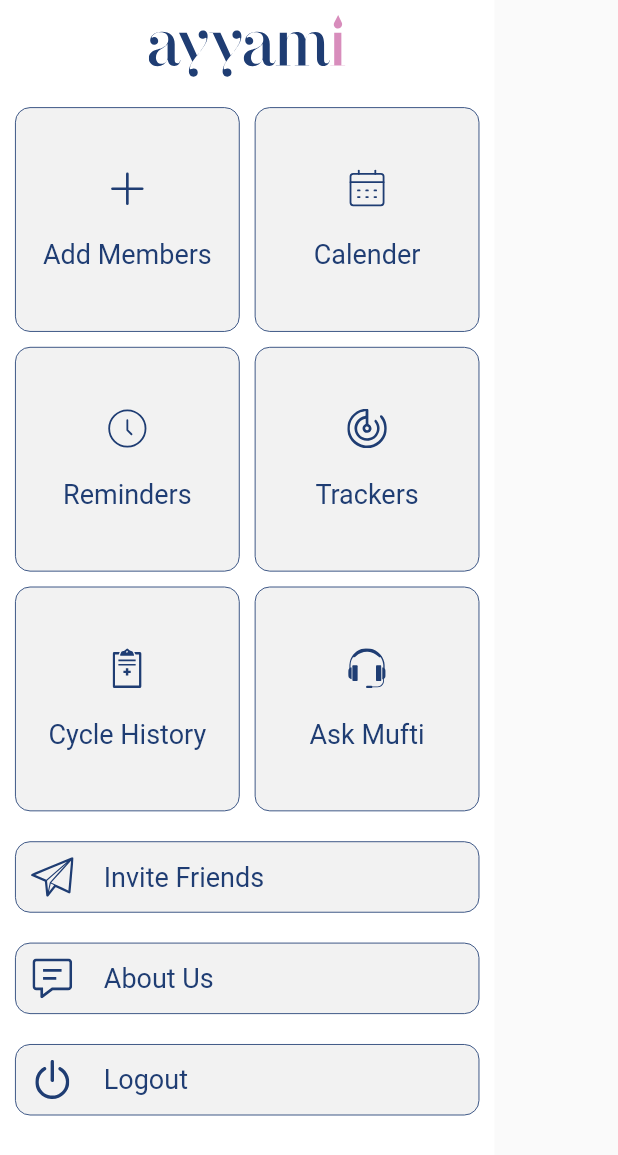
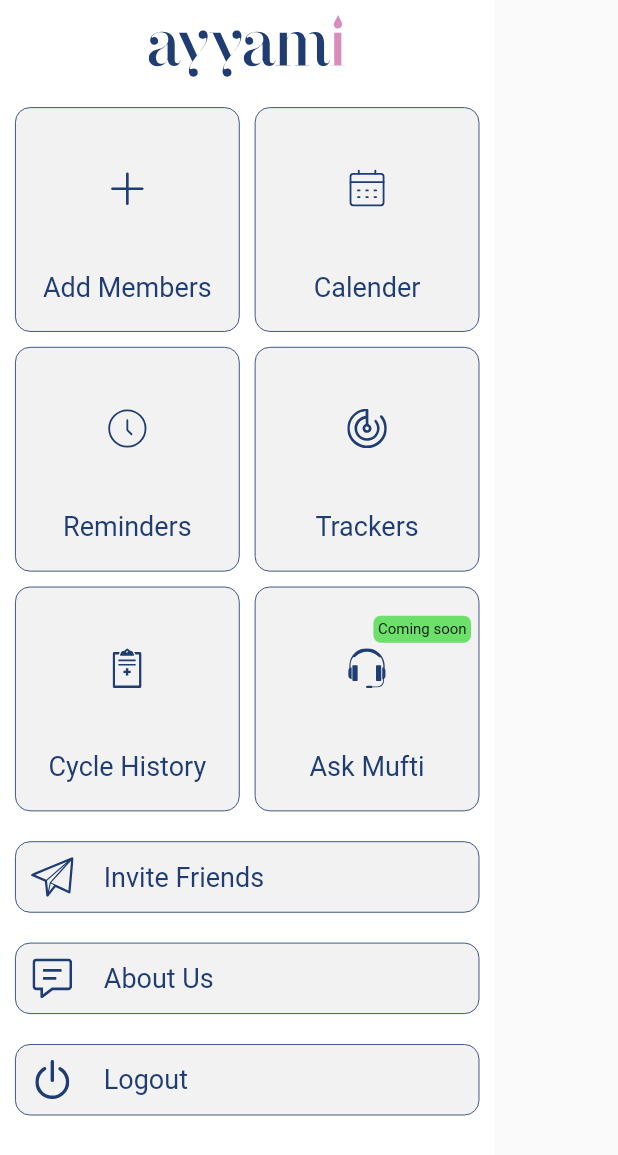
Before and after one commit to AnasReza/Ayyami_Application, a Flutter app: the SideBar widget shown alone on an empty page, opened directly, on a phone screen of 412 x 824 dp. Shown: the top 1155 px of the screen. Run offline on Flutter 3.47's test engine with Material 2 defaults, Android fonts, the phone set to English and light mode, and no system bars; our stand-ins replace cloud_firestore, dropdown_button2, firebase_auth, firebase_core, firebase_database, firebase_storage and 17 more; missing offline and left inert: flutter_background_service, hijri_picker, workmanager; accounts and stored records are empty.

```diff
--- a/lib/widgets/side_bar.dart
+++ b/lib/widgets/side_bar.dart
@@ -17,6 +17,7 @@ class SideBar extends StatelessWidget {
     AppImages.historyIcon,
     AppImages.askIcon
   ];
+  bool showComingSoon=false;
 
   @override
   Widget build(BuildContext context) {
@@ -25,7 +26,7 @@ class SideBar extends StatelessWidget {
       width: MediaQuery.of(context).size.width * 0.8,
       decoration: BoxDecoration(gradient: AppColors.backgroundGradient),
       height: double.infinity,
-      padding: EdgeInsets.only(left: 10, right: 10,top: 10),
+      padding: EdgeInsets.only(left: 10, right: 10, top: 10),
       child: SingleChildScrollView(
         child: Column(
           children: [
@@ -37,22 +38,35 @@ class SideBar extends StatelessWidget {
             const SizedBox(
               height: 20,
             ),
-            GridView.builder(shrinkWrap: true,
+            GridView.builder(
+              shrinkWrap: true,
               itemCount: textList.length,
               gridDelegate: const SliverGridDelegateWithFixedCrossAxisCount(
                   crossAxisCount: 2, crossAxisSpacing: 10.0, mainAxisSpacing: 10.0),
               itemBuilder: (BuildContext context, int index) {
-                return SideBarBox(textList[index], imageList[index]);
+                if(index==5){
+                  showComingSoon=true;
+                }else{
+                  showComingSoon=false;
+                }
+                return SideBarBox(textList[index], imageList[index],showComingSoon);
               },
             ),
-            const SizedBox(height: 20,),
-            SideBarBottomView('Invite Friends',AppImages.inviteIcon),
-          const SizedBox(height: 20,),
-            SideBarBottomView('About Us',AppImages.aboutIcon),
-            const SizedBox(height: 20,),
-            SideBarBottomView('Logout',AppImages.logoutIcon),
-            const SizedBox(height: 20,),
-
+            const SizedBox(
+              height: 20,
+            ),
+            SideBarBottomView('Invite Friends', AppImages.inviteIcon),
+            const SizedBox(
+              height: 20,
+            ),
+            SideBarBottomView('About Us', AppImages.aboutIcon),
+            const SizedBox(
+              height: 20,
+            ),
+            SideBarBottomView('Logout', AppImages.logoutIcon),
+            const SizedBox(
+              height: 20,
+            ),
           ],
         ),
       ),
--- a/lib/widgets/side_bar_box.dart
+++ b/lib/widgets/side_bar_box.dart
@@ -6,8 +6,9 @@ import '../constants/colors.dart';
 
 class SideBarBox extends StatelessWidget {
   String text, image;
+  bool showComingSoon;
 
-  SideBarBox(this.text, this.image, {super.key});
+  SideBarBox(this.text, this.image, this.showComingSoon, {super.key});
 
   @override
   Widget build(BuildContext context) {
@@ -26,11 +27,27 @@ class SideBarBox extends StatelessWidget {
           mainAxisAlignment: MainAxisAlignment.center,
           crossAxisAlignment: CrossAxisAlignment.center,
           children: [
-            SvgPicture.asset(
-              image,
-              width: 50.w,
-              height: 50.h,
-            ),
+            SizedBox(height:70,child:  Stack(alignment: Alignment.center,
+              children: [
+                Align(alignment:Alignment.topRight,child: Visibility(
+                  visible: showComingSoon,
+                  child: Container(
+                    decoration: BoxDecoration(color: AppColors.lightGreen, borderRadius: BorderRadius.circular(5)),
+                    padding: const EdgeInsets.all(3),
+                    child: const Text(
+                      'Coming soon',
+                      style: TextStyle(fontSize: 10, fontWeight: FontWeight.w400, color: Colors.black),
+                    ),
+                  ),
+                ),),
+                SvgPicture.asset(
+                  image,
+                  width: 50.w,
+                  height: 50.h,
+                ),
+              ],
+            ),),
+
             SizedBox(
               height: 20,
             ),
```
